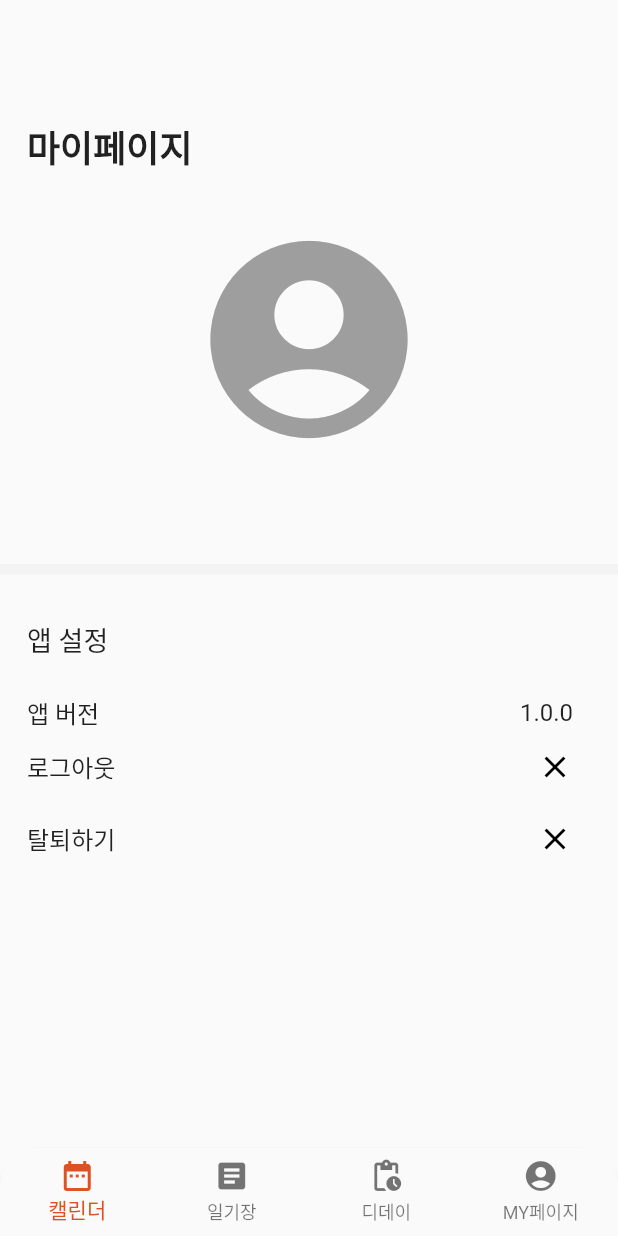
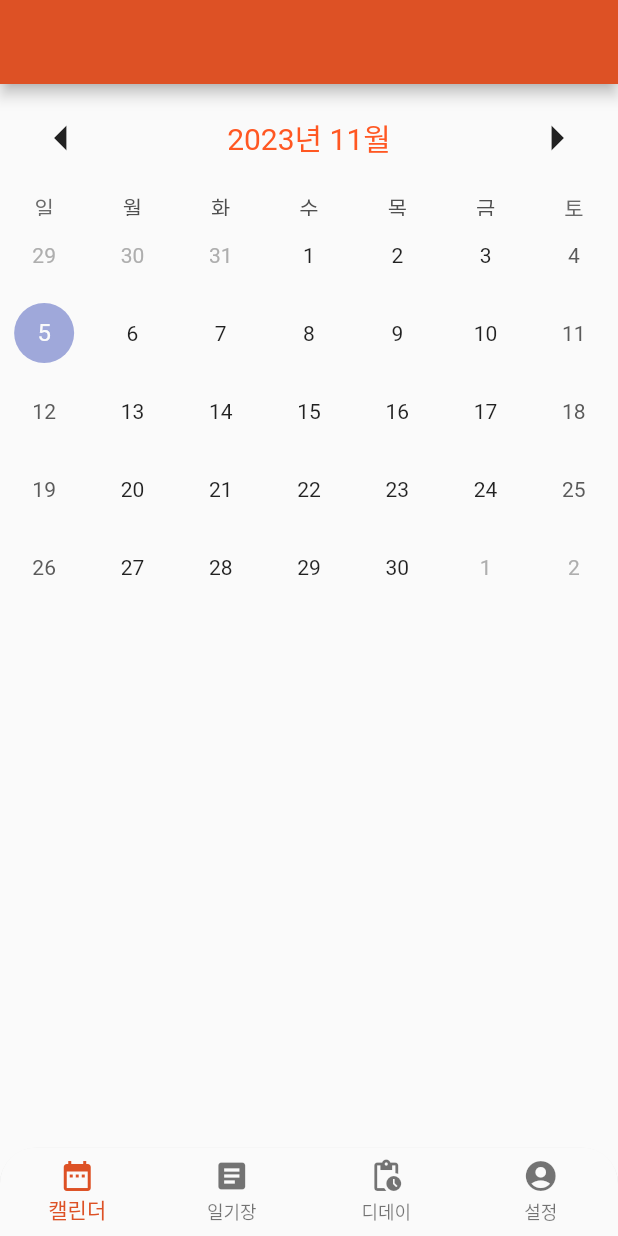
Before and after one commit to koboolean/schedule_project, a Flutter app: the HomePage screen opened directly, on a phone screen of 412 x 824 dp. Run offline on Flutter 3.47's test engine with Material 2 defaults, Android fonts, the phone set to English and light mode, and no system bars; drawn by our look-alikes of table_calendar; our stand-ins replace firebase_auth, firebase_core, yaml; accounts and stored records are empty; generated files the repository leaves out were written again; statements that could not run were skipped.

Commit message:
CalenderPage 추가 Calendar 구현 및 style 설정

```diff
--- a/lib/main.dart
+++ b/lib/main.dart
@@ -1,5 +1,6 @@
 import 'package:flutter/material.dart';
 import 'package:firebase_core/firebase_core.dart';
+import 'package:intl/date_symbol_data_local.dart';
 import 'package:provider/provider.dart';
 import 'package:schedule_project/screens/homePage.dart';
 import 'package:schedule_project/screens/loginPage.dart';
@@ -11,6 +12,8 @@ void main() async {
   WidgetsFlutterBinding.ensureInitialized(); // main 함수에서 async 사용하기 위함
   await Firebase.initializeApp(); // firebase 앱 시작
   await Future.delayed(const Duration(seconds: 3)); // 3초 지연
+  await initializeDateFormatting(); //달력의 언어 설정을 위해 추가
+
   runApp(
     MultiProvider(
       providers: [
--- /dev/null
+++ b/lib/screens/calendarPage.dart
@@ -0,0 +1,58 @@
+import 'package:flutter/material.dart';
+import 'package:flutter/services.dart';
+import 'package:intl/intl.dart';
+import 'package:provider/provider.dart';
+import 'package:table_calendar/table_calendar.dart';
+import 'package:yaml/yaml.dart';
+
+import '../services/authService.dart';
+import '../widgets/showConfirmationDialog.dart';
+import 'loginPage.dart';
+
+/// 홈페이지
+class CalendarPage extends StatefulWidget {
+  const CalendarPage({Key? key}) : super(key: key);
+
+  @override
+  State<CalendarPage> createState() => _CalendarPageState();
+}
+
+class _CalendarPageState extends State<CalendarPage> {
+
+  @override
+  Widget build(BuildContext context) {
+    return Scaffold(
+      appBar : AppBar(), //어플 상단 바
+      body: TableCalendar(
+        locale: 'ko_KR',  //달력 언어 설정
+        firstDay: DateTime.utc(1995, 01, 01), //최소날짜
+        lastDay: DateTime.utc(2095, 12, 31),  //최대날짜
+        focusedDay: DateTime.now(),  //달력을 보여줄 기준 날짜
+
+        //HeaderStyle
+        headerStyle: HeaderStyle(
+          titleCentered: true, //title 중앙 정렬 여부
+          titleTextFormatter: (date, locale) =>   //title 날짜 형태
+              DateFormat.yMMMM(locale).format(date),
+          titleTextStyle: const TextStyle(  //title Style 지정
+            fontSize: 20.0,
+            color: Colors.deepOrange
+          ),
+          formatButtonVisible: false,  //formatButton 노출 여부
+          //header Padding 조절
+          headerPadding: const EdgeInsets.symmetric(vertical : 4.0, horizontal: 1.0), //vertical : 수직, horizontal : 수평
+          //leftChevron Icon 정의
+          leftChevronIcon: const Icon(
+            Icons.arrow_left,
+            size: 40.0,
+          ),
+          //rightChevron Icon 정의
+          rightChevronIcon: const Icon(
+            Icons.arrow_right,
+            size: 40.0,
+          ),
+        ),
+      ),
+    );
+  }
+}
--- a/lib/screens/homePage.dart
+++ b/lib/screens/homePage.dart
@@ -1,5 +1,6 @@
 import 'package:flutter/material.dart';
 import 'package:provider/provider.dart';
+import 'package:schedule_project/screens/calendarPage.dart';
 import 'package:schedule_project/screens/myPage.dart';
 
 import '../constants/color.dart';
@@ -17,7 +18,7 @@ class _HomePageState extends State<HomePage> {
   int _currentIndex = 0;
 
   final List<Widget> _childrenWidget = [
-    MyPage(), // 캘린더
+    CalendarPage(), // 캘린더
     MyPage(), // 일기장
     MyPage(), // D-Day
     MyPage() // 마이페이지
@@ -60,7 +61,7 @@ class _HomePageState extends State<HomePage> {
             BottomNavigationBarItem(
                 icon: Icon(Icons.account_circle),
                 activeIcon: Icon(Icons.account_circle, color: THEME_COLOR),
-                label: 'MY페이지'),
+                label: '설정'),
           ],
         ),
       ),
--- a/pubspec.yaml
+++ b/pubspec.yaml
@@ -20,11 +20,13 @@ dependencies:
   flutter_svg: ^2.0.7
   dropdown_textfield: ^1.0.8
   shared_preferences: ^2.2.1
+  table_calendar: ^3.0.9
+  intl: ^0.18.1
 
 dev_dependencies:
   flutter_test:
     sdk: flutter
-  flutter_lints: ^2.0.0
+  flutter_lints: ^3.0.0
 
 
 flutter:
```
